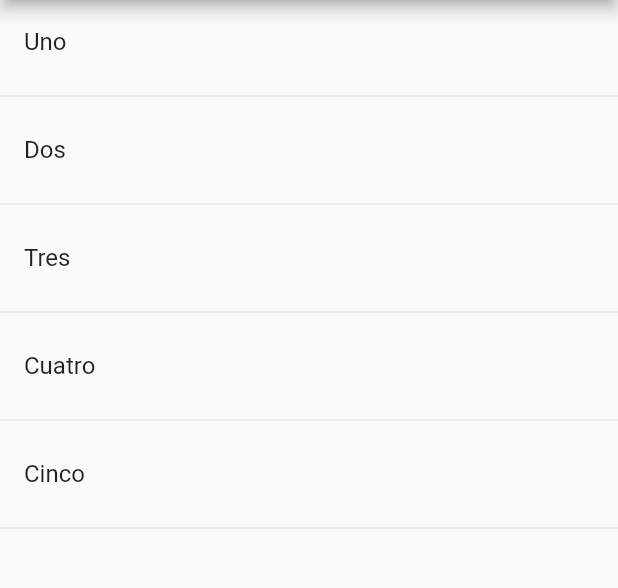
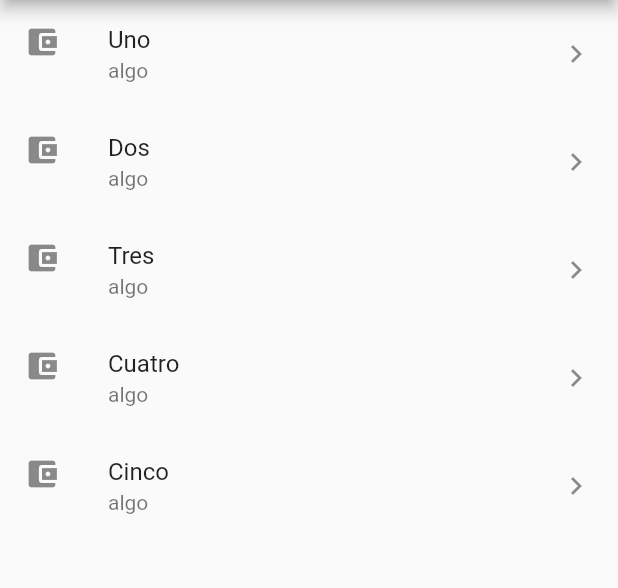
Before and after one commit to Larrygf02/flutter-componentes, a Flutter app: the screen it shows after launch, on a phone screen of 412 x 824 dp, the part 84-672 px from its top. Run offline on Flutter 3.47's test engine with Material 2 defaults, Android fonts, the phone set to English and light mode, and no system bars.

Commit message:
List with properties

```diff
--- a/lib/src/pages/home_temp.dart
+++ b/lib/src/pages/home_temp.dart
@@ -11,7 +11,7 @@ class HomePageTemp extends StatelessWidget {
         title: Text('Componentes Temp'),
       ),
       body: ListView(
-         children: _crearItems()
+         children: _crearItemsCorta()
       ),
     );
   }
@@ -28,4 +28,17 @@ class HomePageTemp extends StatelessWidget {
     }
     return lista;
   }
+
+  List<Widget> _crearItemsCorta() {
+    var widgets = opciones.map( (opt) {
+      return ListTile(
+        title: Text(opt),
+        subtitle: Text('algo'),
+        leading: Icon(Icons.account_balance_wallet),
+        trailing: Icon(Icons.keyboard_arrow_right),
+        onTap: () {},
+        );
+    }).toList();
+    return widgets;
+  }
 }
```
